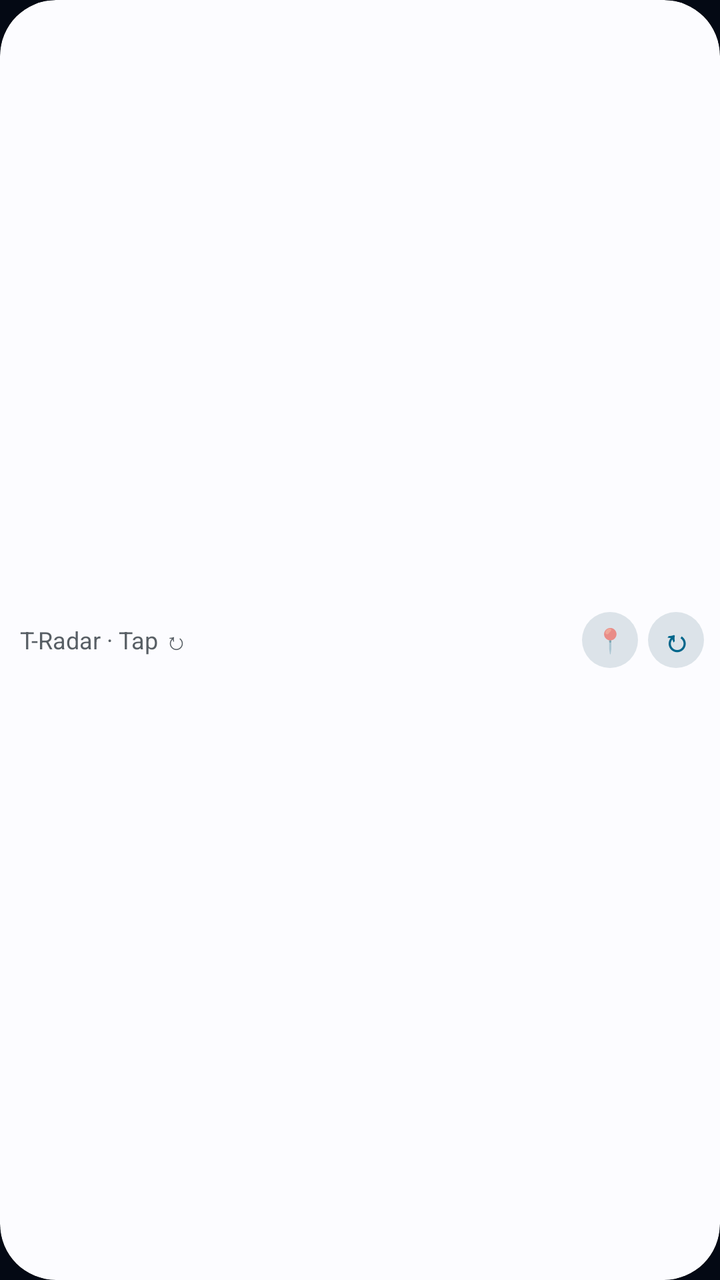
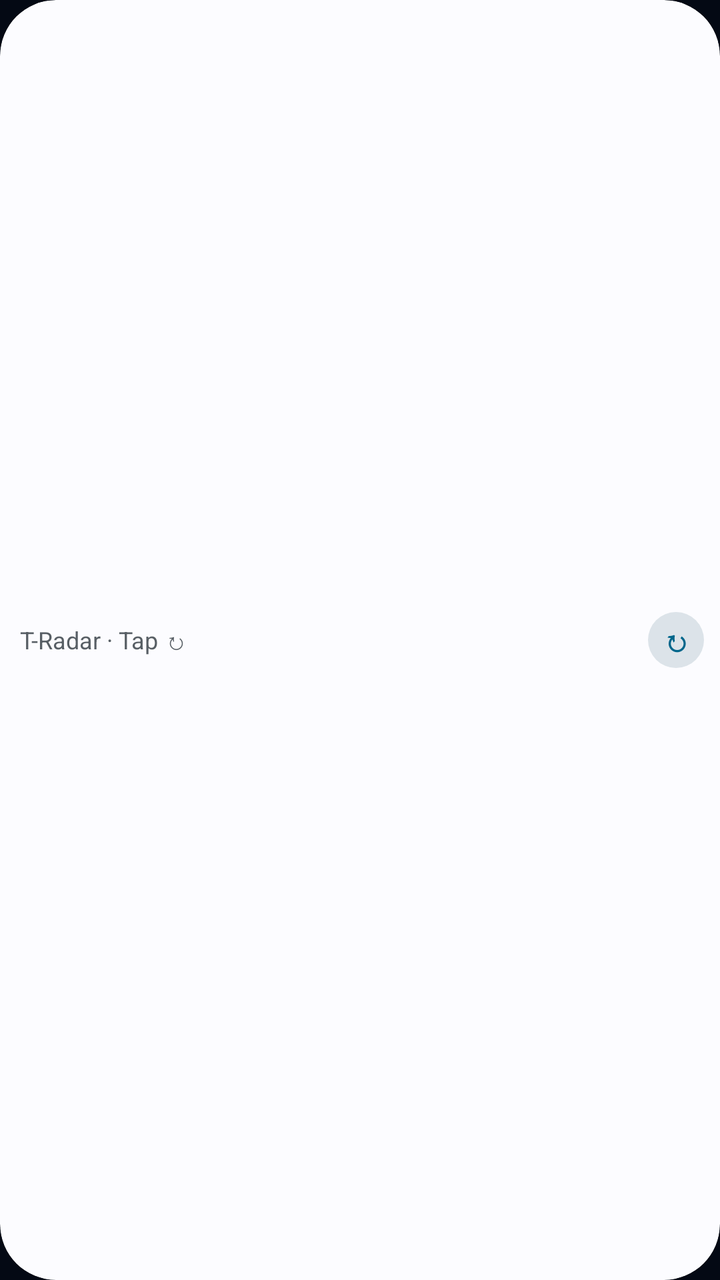

Compare the two renders of this Android layout. The source of the first and the diff that turns it into the second are given below.
<!-- AndroidManifest.xml: application theme Theme.TRadar -->
<!-- res/layout/widget_mini.xml -->
<?xml version="1.0" encoding="utf-8"?>
<FrameLayout xmlns:android="http://schemas.android.com/apk/res/android"
    android:id="@android:id/background"
    android:layout_width="match_parent"
    android:layout_height="match_parent"
    android:background="@drawable/widget_bg_outline"
    android:clipToOutline="true">

    <ImageView
        android:id="@+id/widget_bg_image"
        android:layout_width="match_parent"
        android:layout_height="match_parent"
        android:contentDescription="@null"
        android:scaleType="fitXY"
        android:src="@drawable/widget_bg_auto" />

    <LinearLayout
        android:layout_width="match_parent"
        android:layout_height="match_parent"
        android:gravity="center_vertical"
        android:orientation="horizontal"
        android:paddingStart="10dp"
        android:paddingEnd="8dp">

        
        <LinearLayout
            android:id="@+id/mini_dep_container"
            android:layout_width="0dp"
            android:layout_height="match_parent"
            android:layout_weight="1"
            android:gravity="center_vertical"
            android:orientation="horizontal"
            android:visibility="gone">

            <TextView
                android:id="@+id/mini_badge"
                android:layout_width="wrap_content"
                android:layout_height="wrap_content"
                android:background="@drawable/badge_red"
                android:fontFamily="monospace"
                android:gravity="center"
                android:minWidth="32dp"
                android:paddingStart="6dp"
                android:paddingTop="3dp"
                android:paddingEnd="6dp"
                android:paddingBottom="3dp"
                android:text="50"
                android:textColor="#FFFFFF"
                android:textSize="11sp"
                android:textStyle="bold" />

            <LinearLayout
                android:layout_width="0dp"
                android:layout_height="wrap_content"
                android:layout_marginStart="8dp"
                android:layout_marginEnd="6dp"
                android:layout_weight="1"
                android:orientation="vertical">

                <TextView
                    android:id="@+id/mini_dest"
                    android:layout_width="match_parent"
                    android:layout_height="wrap_content"
                    android:ellipsize="end"
                    android:maxLines="1"
                    android:text="Odenplan"
                    android:textColor="@color/widget_text_primary"
                    android:textSize="13sp"
                    android:textStyle="bold" />

                <TextView
                    android:id="@+id/mini_stop"
                    android:layout_width="match_parent"
                    android:layout_height="wrap_content"
                    android:ellipsize="end"
                    android:maxLines="1"
                    android:text="Stora Lappis"
                    android:textColor="@color/widget_text_secondary"
                    android:textSize="10sp" />
            </LinearLayout>

            <Chronometer
                android:id="@+id/mini_chrono"
                android:layout_width="wrap_content"
                android:layout_height="wrap_content"
                android:layout_marginEnd="6dp"
                android:fontFamily="monospace"
                android:textColor="@color/widget_accent"
                android:textSize="14sp"
                android:textStyle="bold"
                android:visibility="gone" />

            <TextView
                android:id="@+id/mini_eta"
                android:layout_width="wrap_content"
                android:layout_height="wrap_content"
                android:layout_marginEnd="6dp"
                android:fontFamily="monospace"
                android:text="NOW"
                android:textColor="@color/widget_accent"
                android:textSize="14sp"
                android:textStyle="bold"
                android:visibility="gone" />
        </LinearLayout>

        
        <LinearLayout
            android:id="@+id/mini_cat_container"
            android:layout_width="0dp"
            android:layout_height="match_parent"
            android:layout_weight="1"
            android:gravity="center_vertical"
            android:orientation="horizontal"
            android:visibility="gone">

            <ImageView
                android:layout_width="56dp"
                android:layout_height="34dp"
                android:contentDescription="@null"
                android:scaleType="fitCenter"
                android:src="@drawable/cat_frame_2" />

            <TextView
                android:id="@+id/mini_cat_text"
                android:layout_width="0dp"
                android:layout_height="wrap_content"
                android:layout_marginStart="6dp"
                android:layout_weight="1"
                android:ellipsize="end"
                android:maxLines="1"
                android:text="Poke ↻"
                android:textColor="@color/widget_text_primary"
                android:textSize="12sp"
                android:textStyle="bold" />
        </LinearLayout>

        
        <TextView
            android:id="@+id/mini_status"
            android:layout_width="0dp"
            android:layout_height="match_parent"
            android:layout_weight="1"
            android:ellipsize="end"
            android:gravity="center_vertical"
            android:maxLines="1"
            android:text="T-Radar · Tap ↻"
            android:textColor="@color/widget_text_secondary"
            android:textSize="12sp"
            android:visibility="visible" />

        <TextView
            android:id="@+id/widget_near_btn"
            android:layout_width="28dp"
            android:layout_height="28dp"
            android:layout_marginEnd="5dp"
            android:background="@drawable/widget_btn_auto"
            android:gravity="center"
            android:text="📍"
            android:textSize="12sp" />

        <TextView
            android:id="@+id/widget_refresh_btn"
            android:layout_width="28dp"
            android:layout_height="28dp"
            android:background="@drawable/widget_btn_auto"
            android:gravity="center"
            android:text="↻"
            android:textColor="@color/widget_accent"
            android:textSize="15sp"
            android:textStyle="bold" />
    </LinearLayout>

</FrameLayout>
<!-- resources referenced by this layout -->
<resources>
  <color name="widget_accent">#0284C7</color>
  <color name="widget_text_primary">#0F172A</color>
  <color name="widget_text_secondary">#475569</color>
  <!-- drawable badge_red (drawable) -->
  <?xml version="1.0" encoding="utf-8"?>
  <shape xmlns:android="http://schemas.android.com/apk/res/android"
      android:shape="rectangle">
      <solid android:color="#E11D48" />
      <corners android:radius="8dp" />
  </shape>
  <!-- drawable cat_frame_2: png bitmap (drawable-nodpi, 38647 bytes) -->
  <!-- drawable widget_bg_auto (drawable) -->
  <?xml version="1.0" encoding="utf-8"?>
  <shape xmlns:android="http://schemas.android.com/apk/res/android"
      android:shape="rectangle">
      <solid android:color="@color/widget_surface" />
      <corners android:radius="@dimen/widget_bg_radius" />
  </shape>
  <!-- drawable widget_bg_outline (drawable) -->
  <?xml version="1.0" encoding="utf-8"?>
  <shape xmlns:android="http://schemas.android.com/apk/res/android"
      android:shape="rectangle">
      <solid android:color="#00000000" />
      <corners android:radius="@dimen/widget_bg_radius" />
  </shape>
  <!-- drawable widget_btn_auto (drawable) -->
  <?xml version="1.0" encoding="utf-8"?>
  <shape xmlns:android="http://schemas.android.com/apk/res/android"
      android:shape="oval">
      <solid android:color="@color/widget_tab_idle" />
  </shape>
  <style name="Theme.TRadar" parent="Theme.AppCompat.DayNight.NoActionBar">
          <item name="colorPrimary">@color/cyan_accent</item>
          <item name="colorPrimaryDark">@color/bg_dark</item>
          <item name="colorAccent">@color/cyan_accent</item>
          <item name="android:windowBackground">@color/bg_dark</item>
          <item name="android:statusBarColor">@color/bg_dark</item>
          <item name="android:navigationBarColor">@color/bg_dark</item>
      </style>
  <color name="widget_surface">#F8FAFC</color>
  <dimen name="widget_bg_radius">20dp</dimen>
  <color name="widget_tab_idle">#E2E8F0</color>
  <color name="cyan_accent">#29E6FF</color>
  <color name="bg_dark">#040914</color>
</resources>

<!-- the commit's change to res/layout/widget_mini.xml (unified diff, before → after) -->
@@ -128,7 +128,7 @@
                 android:layout_weight="1"
                 android:ellipsize="end"
                 android:maxLines="1"
-                android:text="Poke ↻"
+                android:text="All left… poke ↻"
                 android:textColor="@color/widget_text_primary"
                 android:textSize="12sp"
                 android:textStyle="bold" />
@@ -149,16 +149,6 @@
             android:visibility="visible" />
 
         <TextView
-            android:id="@+id/widget_near_btn"
-            android:layout_width="28dp"
-            android:layout_height="28dp"
-            android:layout_marginEnd="5dp"
-            android:background="@drawable/widget_btn_auto"
-            android:gravity="center"
-            android:text="📍"
-            android:textSize="12sp" />
-
-        <TextView
             android:id="@+id/widget_refresh_btn"
             android:layout_width="28dp"
             android:layout_height="28dp"
